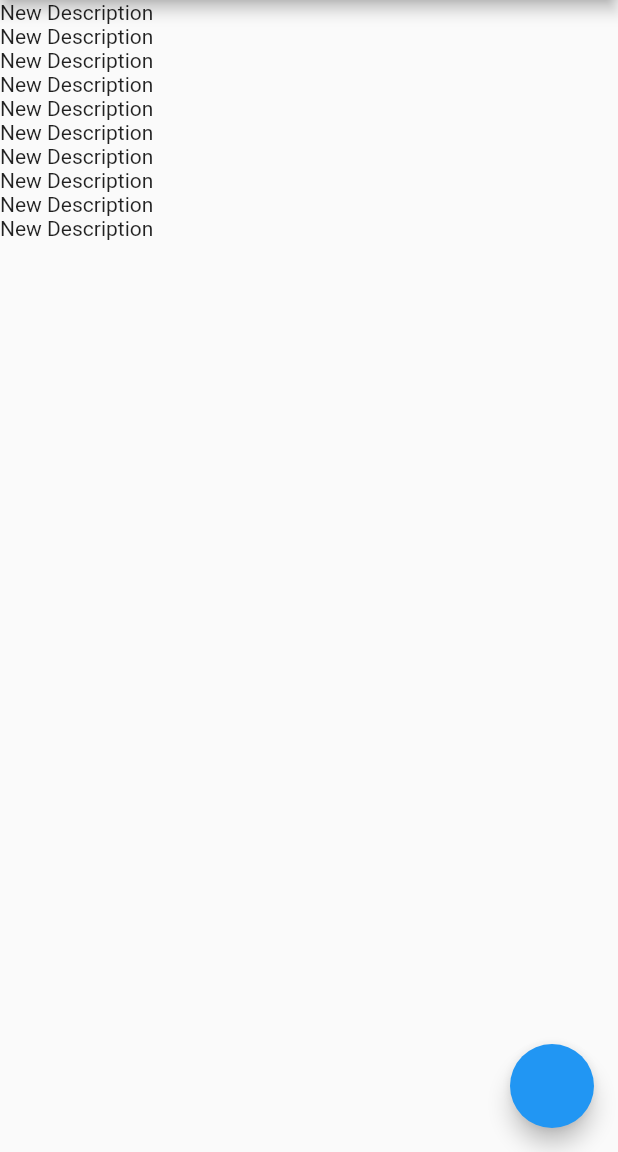
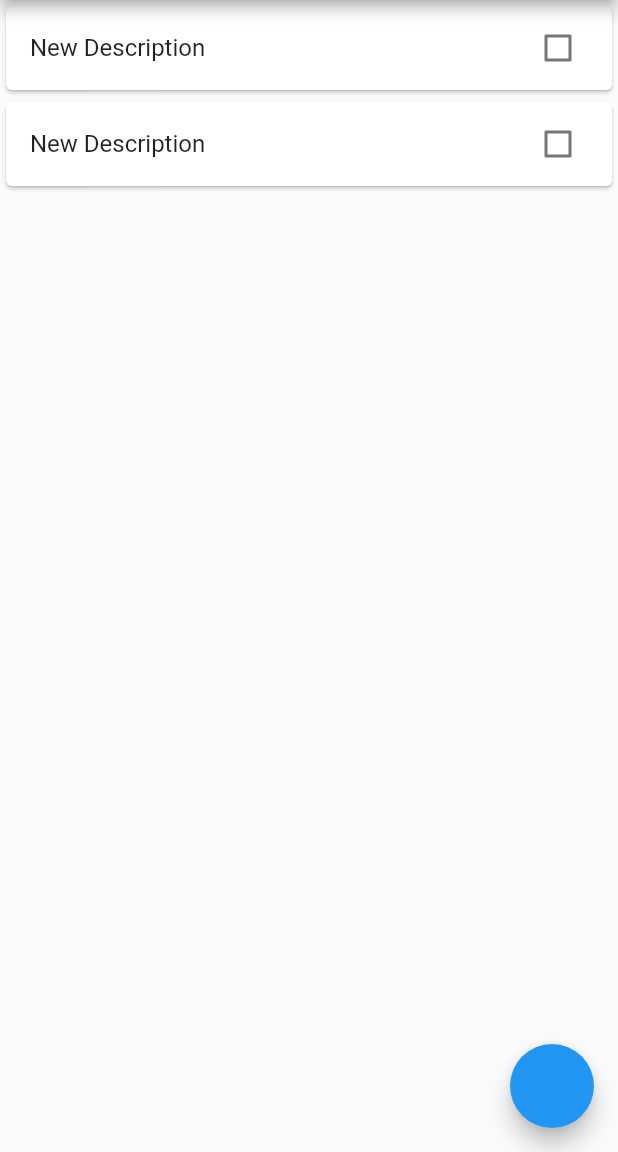
Before and after one commit to isaquevoss/flutter-task-list, a Flutter app: the screen it shows after launch, on a phone screen of 412 x 824 dp, the part 84-1236 px from its top. Run offline on Flutter 3.47's test engine with Material 2 defaults, Android fonts, the phone set to English and light mode, and no system bars.

Commit message:
entendendo o setState e controlar o checkbox

```diff
--- a/lib/src/app.dart
+++ b/lib/src/app.dart
@@ -11,13 +11,13 @@ class TaskListApp extends StatefulWidget {
 
 class _TaskListAppState extends State<TaskListApp> {
 
-  List<TaskGroup> tasks = List<TaskGroup>.generate(10, (index) => TaskGroup(0, 'New Description'));
+  List<TaskGroup> tasks = List<TaskGroup>.generate(2, (index) => TaskGroup(0, 'New Description'));
 
   @override
   Widget build(BuildContext context) {
     return Scaffold(
       appBar: AppBar(title: Text('My task list'),),
-      body: TaskListView(tasks: this.tasks),
+      body: TaskListView(tasks: this.tasks, ),
       floatingActionButton: FloatingActionButton(onPressed: () {
         tasks.add(TaskGroup(0, 'Works fine'));
         setState(() {});
--- a/lib/src/model/task.dart
+++ b/lib/src/model/task.dart
@@ -9,5 +9,7 @@ class TaskGroup{
   int id;
   String description;
   List<Task> tasks = List.empty();
-  TaskGroup(this.id, this.description);
-}
+  bool checked = false;
+
+  TaskGroup(this.id, this.description );
+ }
--- a/lib/src/view/TaskListView.dart
+++ b/lib/src/view/TaskListView.dart
@@ -1,22 +1,48 @@
+import 'dart:developer';
+
 import 'package:flutter/material.dart';
 import 'package:lista_de_tarefas/src/model/task.dart';
 import 'package:lista_de_tarefas/src/widgets/TaskGroupListItem.dart';
 
-class TaskListView extends StatelessWidget {
+
+class TaskListView extends StatefulWidget {
   const TaskListView({Key? key, required this.tasks}) : super(key: key);
+  final List<TaskGroup> tasks;
+  @override
+  _TaskListViewState createState() => _TaskListViewState( this.tasks);
 
+
+
+}
+
+class _TaskListViewState extends State<TaskListView> {
   final List<TaskGroup> tasks;
 
+  _TaskListViewState(this.tasks);
+
+  @override
+
+  change(item){
+
+    log('test');
+    log(item.toString());
+    setState(() {
+
+    });
+  }
   getTasksFields() {
     List<Widget> fields = [];
-    tasks.forEach((element) {
-      fields.add(Text(element.description));
+    this.tasks.forEach((element) {
+      fields.add(Card(
+          child:
+          Column(children: [CheckboxListTile(value: false , onChanged: change, title: Text(element.description))])));
     });
     return fields;
   }
 
-  @override
   Widget build(BuildContext context) {
-    return ListView(children: getTasksFields(),);
+    return ListView(
+      children: getTasksFields(),
+    );
   }
 }
```
